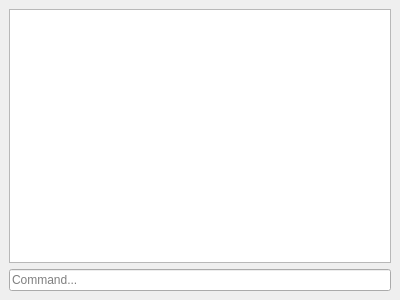
Before: the Qt Designer form script/editor/_ui_/console_dock_widget.ui in hellokenlee/NeneEngine2, drawn with Qt 5.
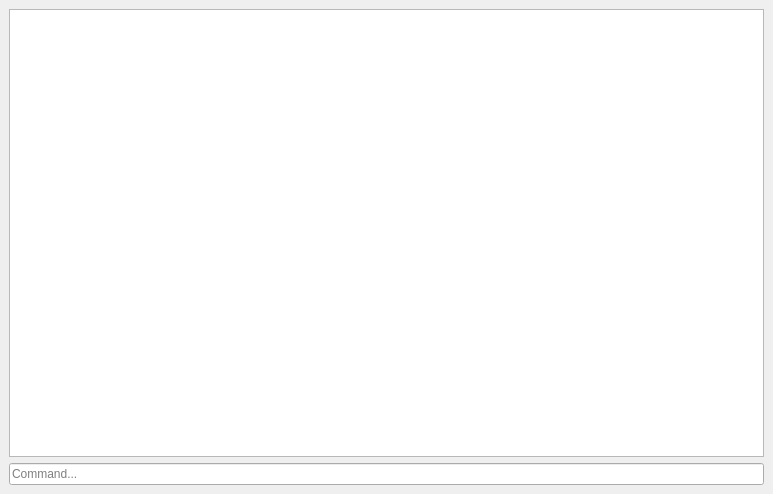
After: the same form once the commit is applied.

Patch:
```diff
--- a/script/editor/_ui_/console_dock_widget.ui
+++ b/script/editor/_ui_/console_dock_widget.ui
@@ -6,8 +6,8 @@
    <rect>
     <x>0</x>
     <y>0</y>
-    <width>400</width>
-    <height>300</height>
+    <width>773</width>
+    <height>494</height>
    </rect>
   </property>
   <property name="windowTitle">
```
Left out of the diff: 4 changed lines with no effect on the pictures.
